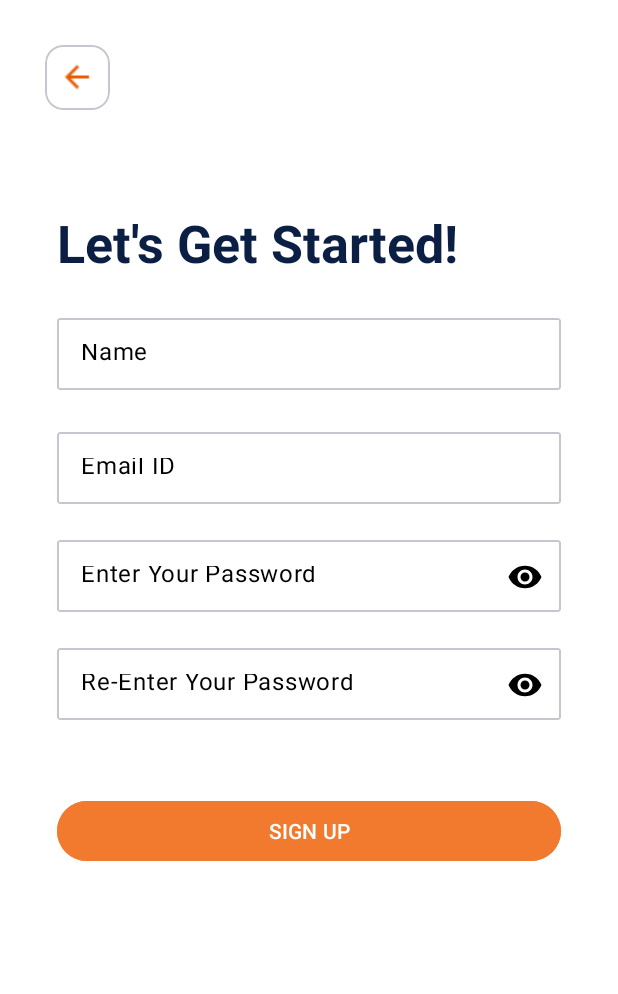
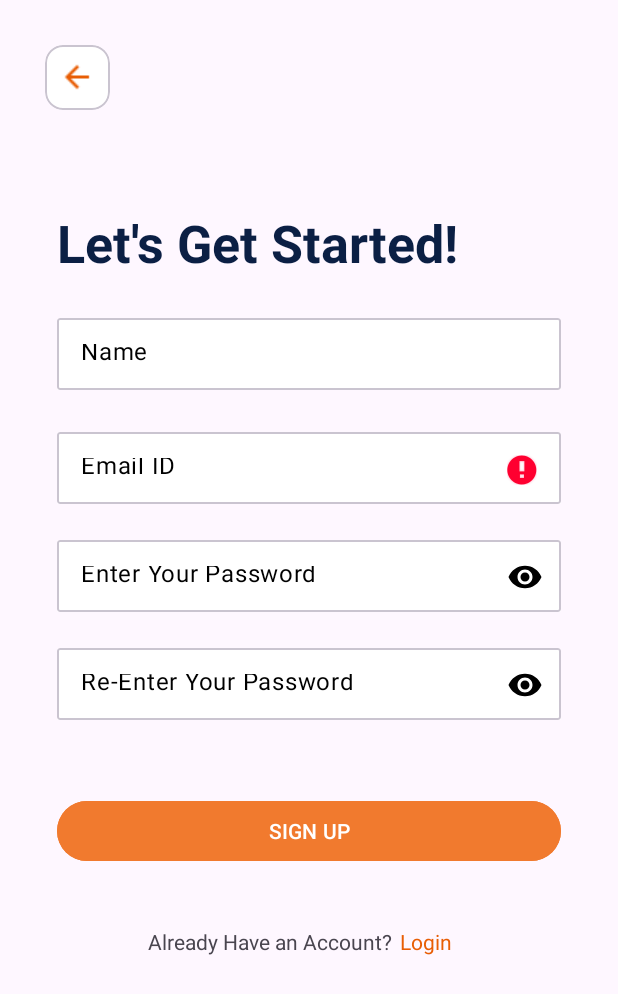
Before and after one commit to gdsc-nits-org/Delivery-Admin, an Android app: the SignUp screen opened through its navigation route, after a tap on "SIGN UP", on a phone screen of 412 x 824 dp. Shown: the top 994 px of the screen. Run offline under Robolectric (Android 15) with nearby library versions, the phone set to English and light mode, and no system bars; our stand-ins replace Firebase (no records; nobody signed in at launch, a user with empty details on screens opened directly); 1 statement that could not run was skipped.

Commit message:
Improvements in UI + Forgot password

```diff
--- a/app/src/main/java/com/example/deliveryadmin/Fragments/SignUp.kt
+++ b/app/src/main/java/com/example/deliveryadmin/Fragments/SignUp.kt
@@ -1,101 +1,107 @@
 package com.example.deliveryadmin.Fragments
 
 import android.os.Bundle
+import android.util.Patterns
 import androidx.fragment.app.Fragment
 import android.view.LayoutInflater
 import android.view.View
 import android.view.ViewGroup
 import android.widget.Toast
-import androidx.activity.OnBackPressedCallback
 import androidx.navigation.NavController
 import androidx.navigation.Navigation
 import com.example.deliveryadmin.R
-import com.example.deliveryadmin.Utils.Client
 import com.example.deliveryadmin.databinding.FragmentSignUpBinding
 import com.google.android.gms.tasks.OnCompleteListener
 import com.google.firebase.auth.FirebaseAuth
-import com.google.firebase.database.DatabaseReference
 import com.google.firebase.database.FirebaseDatabase
 
 class SignUp : Fragment() {
 
-    private lateinit var auth: FirebaseAuth
     private lateinit var binding: FragmentSignUpBinding
     private lateinit var navController: NavController
-    private lateinit var databaseRef: DatabaseReference
+    private lateinit var auth: FirebaseAuth
+    private lateinit var database: FirebaseDatabase
+    override fun onViewCreated(view: View, savedInstanceState: Bundle?) {
+        super.onViewCreated(view, savedInstanceState)
+
+        navController = Navigation.findNavController(view)
+
+        binding.backBtnSignUpPage.setOnClickListener {
+            activity?.supportFragmentManager?.popBackStack();
+        }
+    }
+
     override fun onCreateView(
         inflater: LayoutInflater, container: ViewGroup?,
         savedInstanceState: Bundle?
     ): View? {
         // Inflate the layout for this fragment
-        binding= FragmentSignUpBinding.inflate(inflater,container,false)
+        binding = FragmentSignUpBinding.inflate(inflater, container, false)
+
+        binding.btnSignUp.setOnClickListener {
+            if (checkAllFields()) {
+                auth = FirebaseAuth.getInstance()
+                database = FirebaseDatabase.getInstance()
+
+                val email = binding.etEmailSignUpPage.text.toString().trim()
+                val password = binding.etPassSignUpPage.text.toString().trim()
+
+                signUp(email, password)
+            }
+        }
+
+        binding.tvLoginPage.setOnClickListener {
+            navController.navigate(R.id.action_signUpPage_to_loginPage)
+        }
+
         return binding.root
     }
 
-    override fun onViewCreated(view: View, savedInstanceState: Bundle?) {
-        super.onViewCreated(view, savedInstanceState)
+    private fun signUp(email: String, password: String) {
+        auth.signInWithEmailAndPassword(email, password).addOnCompleteListener(
+            OnCompleteListener {
+                if (it.isSuccessful) {
+                    Toast.makeText(context, "Login Successfully", Toast.LENGTH_SHORT).show()
+                    navController.navigate(R.id.action_loginPage_to_locationFragment)
 
-        init(view)
-        registerEvents()
-
+                } else {
+                    Toast.makeText(
+                        context,
+                        "Your account does not exist!\n SignUp first!!",
+                        Toast.LENGTH_SHORT
+                    ).show()
+                }
+            }
+        )
     }
 
-    private fun init(view: View) {
-        navController= Navigation.findNavController(view)
-        auth=FirebaseAuth.getInstance()
-        databaseRef = FirebaseDatabase.getInstance()
-            .reference.child("Clients")
-    }
-    private fun registerEvents() {
-        binding.backBtnSignUpPage.setOnClickListener {
-            navController.navigate(R.id.action_signUpPage_to_signIn)
+    private fun checkAllFields(): Boolean {
+        val email = binding.etEmailSignUpPage.text.toString()
+        if (email == "") {
+            binding.etEmailSignUpPage.error = "This is required field"
+            return false
         }
 
-        binding.btnSignUp.setOnClickListener {
-            val name = binding.etNameSignUpPage.text.toString().trim()
-            val email = binding.etEmailSignUpPage.text.toString().trim()
-            val pass = binding.etPassSignUpPage.text.toString().trim()
-            val repass = binding.etRePassSignUpPage.text.toString().trim()
-
-            if (name.isNotEmpty() && email.isNotEmpty() && pass.isNotEmpty() && repass.isNotEmpty() ) {
-                if (pass == repass) {
-
-                    auth.createUserWithEmailAndPassword(email, pass).addOnCompleteListener { authTask ->
-                        if (authTask.isSuccessful) {
-                            val currentUser = auth.currentUser
-                            val userId = currentUser?.uid
-
-                            val clientModel = Client(name, email)
-                            userId?.let {
-                                databaseRef.child(it).setValue(clientModel)
-                                    .addOnCompleteListener { dbTask ->
-                                        if (dbTask.isSuccessful) {
-                                            Toast.makeText(context, "Registered Successfully", Toast.LENGTH_SHORT).show()
-                                            navController.navigate(R.id.action_signUpPage_to_locationFragment)
-                                        } else {
-                                            Toast.makeText(context, "User could not be added", Toast.LENGTH_SHORT).show()
-                                        }
-                                    }
-                            }
-                        } else {
-                            Toast.makeText(context, authTask.exception?.message, Toast.LENGTH_SHORT).show()
-                        }
-                    }
-                } else {
-                    Toast.makeText(context, "Passwords do not match", Toast.LENGTH_SHORT).show()
-                }
-            } else {
-                Toast.makeText(context, "Please fill up all the necessary details", Toast.LENGTH_SHORT).show()
-            }
+        if (!Patterns.EMAIL_ADDRESS.matcher(email).matches()) {
+            binding.etEmailSignUpPage.error = "Please enter a valid Email"
+            return false
         }
 
-        val callback = object : OnBackPressedCallback(true) {
-            override fun handleOnBackPressed() {
-                // Log.d("TAG", "Pressed...")
-            }
+        if (binding.etPassSignUpPage.text.toString() == "") {
+            binding.etPassSignUpPage.error = "This is required field"
+            return false
         }
 
-        requireActivity().onBackPressedDispatcher.addCallback(viewLifecycleOwner, callback)
+        if (binding.etRePassSignUpPage.text.toString() == "") {
+            binding.etRePassSignUpPage.error = "This is required field"
+            return false
+        }
+
+        if (binding.etPassSignUpPage.text.toString() != binding.etRePassSignUpPage.text.toString()) {
+            binding.etPassSignUpPage.error = "Password do not match"
+            return false
+        }
+        return true
     }
 
 }
--- a/app/src/main/res/layout/fragment_sign_up.xml
+++ b/app/src/main/res/layout/fragment_sign_up.xml
@@ -1,20 +1,18 @@
 <?xml version="1.0" encoding="utf-8"?>
-<LinearLayout
-    xmlns:android="http://schemas.android.com/apk/res/android"
+<LinearLayout xmlns:android="http://schemas.android.com/apk/res/android"
+    xmlns:app="http://schemas.android.com/apk/res-auto"
     xmlns:tools="http://schemas.android.com/tools"
     android:layout_width="match_parent"
     android:layout_height="match_parent"
-    xmlns:app="http://schemas.android.com/apk/res-auto"
     android:orientation="vertical"
-    android:background="#FFFFFF"
-    tools:context=".Fragments.LoginPage">
+    tools:context=".Fragments.SignUp">
 
     <com.google.android.material.card.MaterialCardView
         android:id="@+id/backBtnSignUpPage"
-        android:backgroundTint="#FFFFFF"
+        android:layout_width="43.47dp"
+        android:layout_height="43.47dp"
         android:layout_margin="30dp"
-        android:layout_width="43.47dp"
-        android:layout_height="43.47dp">
+        android:backgroundTint="#FFFFFF">
 
         <ImageView
             android:layout_width="wrap_content"
@@ -24,72 +22,74 @@
     </com.google.android.material.card.MaterialCardView>
 
     <LinearLayout
-        android:orientation="vertical"
+        android:layout_width="match_parent"
+        android:layout_height="wrap_content"
+        android:layout_marginTop="35sp"
         android:gravity="center_horizontal"
-        android:layout_width="match_parent"
-        android:layout_marginTop="35sp"
-        android:layout_height="wrap_content">
+        android:orientation="vertical">
 
         <TextView
+            android:layout_width="336sp"
+            android:layout_height="45sp"
             android:text="Let's Get Started!"
             android:textColor="#0B1F44"
             android:textSize="34.4sp"
-            android:textStyle="bold"
-            android:layout_width="336sp"
-            android:layout_height="45sp"/>
+            android:textStyle="bold" />
+
         <com.google.android.material.card.MaterialCardView
+            android:layout_width="336dp"
+            android:layout_height="48dp"
             android:layout_marginTop="28dp"
-            android:layout_width="336dp"
-            app:cardCornerRadius="2dp"
-            android:layout_height="48dp">
+            app:cardCornerRadius="2dp">
 
             <com.google.android.material.textfield.TextInputLayout
+                android:id="@+id/etNameSignUpPagelayout"
                 android:layout_width="match_parent"
                 android:layout_height="50dp"
-                app:hintEnabled="false"
                 android:background="@drawable/border"
                 app:boxStrokeWidth="0dp"
-                app:boxStrokeWidthFocused="0dp">
+                app:boxStrokeWidthFocused="0dp"
+                app:hintEnabled="false">
 
                 <com.google.android.material.textfield.TextInputEditText
                     android:id="@+id/etNameSignUpPage"
-                    android:textColorHint="#000000"
-                    android:textColor="#000000"
                     android:layout_width="match_parent"
                     android:layout_height="50dp"
                     android:background="@drawable/border"
                     android:hint="Name"
                     android:inputType="text"
-                    android:paddingLeft="16dp" />
+                    android:paddingLeft="16dp"
+                    android:textColor="#000000"
+                    android:textColorHint="#000000" />
 
             </com.google.android.material.textfield.TextInputLayout>
 
         </com.google.android.material.card.MaterialCardView>
 
         <com.google.android.material.card.MaterialCardView
+            android:layout_width="336dp"
+            android:layout_height="48dp"
             android:layout_marginTop="28dp"
-            android:layout_width="336dp"
-            app:cardCornerRadius="2dp"
-            android:layout_height="48dp">
+            app:cardCornerRadius="2dp">
 
             <com.google.android.material.textfield.TextInputLayout
                 android:layout_width="match_parent"
                 android:layout_height="50dp"
-                app:hintEnabled="false"
                 android:background="@drawable/border"
                 app:boxStrokeWidth="0dp"
-                app:boxStrokeWidthFocused="0dp">
+                app:boxStrokeWidthFocused="0dp"
+                app:hintEnabled="false">
 
                 <com.google.android.material.textfield.TextInputEditText
+                    android:id="@+id/etEmailSignUpPage"
                     android:layout_width="match_parent"
                     android:layout_height="50dp"
-                    android:textColorHint="#000000"
-                    android:id="@+id/etEmailSignUpPage"
                     android:background="@drawable/border"
                     android:hint="Email ID"
+                    android:inputType="textEmailAddress"
+                    android:paddingLeft="16dp"
                     android:textColor="#000000"
-                    android:inputType="textEmailAddress"
-                    android:paddingLeft="16dp"/>
+                    android:textColorHint="#000000" />
 
             </com.google.android.material.textfield.TextInputLayout>
 
@@ -97,62 +97,63 @@
 
 
         <com.google.android.material.card.MaterialCardView
+            android:layout_width="336dp"
+            android:layout_height="48dp"
             android:layout_marginTop="24dp"
-            android:layout_width="336dp"
-            app:cardCornerRadius="2dp"
-            android:layout_height="48dp">
+            app:cardCornerRadius="2dp">
 
             <com.google.android.material.textfield.TextInputLayout
+                android:id="@+id/etPassSignUpPagelayout"
                 android:layout_width="match_parent"
                 android:layout_height="50dp"
+                android:background="@drawable/border"
+                app:boxStrokeWidth="0dp"
+                app:boxStrokeWidthFocused="0dp"
                 app:hintEnabled="false"
                 app:passwordToggleEnabled="true"
-                app:passwordToggleTint="#000000"
-                android:background="@drawable/border"
-                app:boxStrokeWidth="0dp"
-                app:boxStrokeWidthFocused="0dp">
+                app:passwordToggleTint="#000000">
 
                 <com.google.android.material.textfield.TextInputEditText
                     android:id="@+id/etPassSignUpPage"
                     android:layout_width="match_parent"
                     android:layout_height="50dp"
-                    android:textColor="#000000"
-                    android:textColorHint="#000000"
                     android:background="@drawable/border"
                     android:hint="Enter Your Password"
                     android:inputType="textPassword"
-                    android:paddingLeft="16dp" />
+                    android:paddingLeft="16dp"
+                    android:textColor="#000000"
+                    android:textColorHint="#000000" />
 
             </com.google.android.material.textfield.TextInputLayout>
 
         </com.google.android.material.card.MaterialCardView>
 
         <com.google.android.material.card.MaterialCardView
+            android:layout_width="336dp"
+            android:layout_height="48dp"
             android:layout_marginTop="24dp"
-            android:layout_width="336dp"
-            app:cardCornerRadius="2dp"
-            android:layout_height="48dp">
+            app:cardCornerRadius="2dp">
 
             <com.google.android.material.textfield.TextInputLayout
                 android:layout_width="match_parent"
                 android:layout_height="50dp"
+                android:background="@drawable/border"
+                app:boxStrokeWidth="0dp"
+                app:boxStrokeWidthFocused="0dp"
                 app:hintEnabled="false"
                 app:passwordToggleEnabled="true"
-                android:background="@drawable/border"
-                app:boxStrokeWidth="0dp"
-                app:passwordToggleTint="#000000"
-                app:boxStrokeWidthFocused="0dp">
+                app:passwordToggleTint="#000000">
 
                 <com.google.android.material.textfield.TextInputEditText
                     android:id="@+id/etRePassSignUpPage"
                     android:layout_width="match_parent"
-                    android:textColorHint="#000000"
-                    android:textColor="#000000"
                     android:layout_height="50dp"
                     android:background="@drawable/border"
                     android:hint="Re-Enter Your Password"
                     android:inputType="textPassword"
-                    android:paddingLeft="16dp" />
+                    android:paddingLeft="16dp"
+                    android:textColor="#000000"
+                    android:textColorHint="#000000" />
 
             </com.google.android.material.textfield.TextInputLayout>
 
@@ -160,14 +161,36 @@
 
 
         <Button
-            android:textColor="#FFFFFF"
             android:id="@+id/btnSignUp"
+            android:layout_width="336dp"
+            android:layout_height="48dp"
             android:layout_marginTop="50dp"
             android:backgroundTint="@color/ButtonColour"
             android:text="SIGN UP"
-            android:textSize="14sp"
-            android:layout_width="336dp"
-            android:layout_height="48dp"/>
+            android:textColor="#FFFFFF"
+            android:textSize="14sp" />
+
+        <LinearLayout
+            android:layout_width="265dp"
+            android:layout_height="22dp"
+            android:layout_marginTop="40dp"
+            android:orientation="horizontal">
+
+            <TextView
+                android:layout_width="wrap_content"
+                android:layout_height="wrap_content"
+                android:paddingStart="25dp"
+                android:text="Already Have an Account?" />
+
+            <TextView
+                android:id="@+id/tvLoginPage"
+                android:layout_width="wrap_content"
+                android:layout_height="wrap_content"
+                android:layout_marginLeft="5dp"
+                android:text="Login"
+                android:textColor="#E85D04" />
+
+        </LinearLayout>
 
     </LinearLayout>
 
--- a/app/src/main/res/navigation/nav_graph.xml
+++ b/app/src/main/res/navigation/nav_graph.xml
@@ -67,6 +67,9 @@
         <action
             android:id="@+id/action_loginPage_to_locationFragment"
             app:destination="@id/locationFragment" />
+        <action
+            android:id="@+id/action_loginPage_to_forgotPasswordFragment"
+            app:destination="@id/forgotPasswordFragment" />
     </fragment>
     <fragment
         android:id="@+id/signUpPage"
@@ -81,6 +84,9 @@
         <action
             android:id="@+id/action_signUpPage_to_locationFragment"
             app:destination="@id/locationFragment" />
+        <action
+            android:id="@+id/action_signUpPage_to_loginPage"
+            app:destination="@id/loginPage" />
     </fragment>
     <activity
         android:id="@+id/emptyActivity"
@@ -114,4 +120,12 @@
             android:id="@+id/action_addressFragment_to_locationFragment"
             app:destination="@id/locationFragment" />
     </fragment>
+    <fragment
+        android:id="@+id/forgotPasswordFragment"
+        android:name="com.example.deliveryadmin.Fragments.ForgotPasswordFragment"
+        android:label="ForgotPasswordFragment" >
+        <action
+            android:id="@+id/action_forgotPasswordFragment_to_loginPage"
+            app:destination="@id/loginPage" />
+    </fragment>
 </navigation>
```
Also changed, not shown: app/src/main/java/com/example/deliveryadmin/Fragments/ForgotPasswordFragment.kt (added, +65 -0 lines), app/src/main/java/com/example/deliveryadmin/Fragments/LoginPage.kt (+35 -58 lines), app/src/main/res/layout/fragment_forgot_password.xml (added, +84 -0 lines), app/src/main/res/layout/fragment_login_page.xml (+62 -55 lines).
